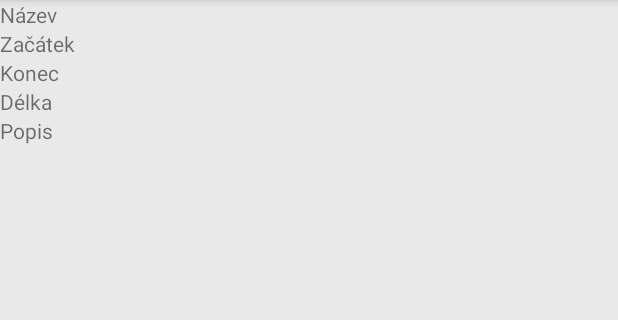
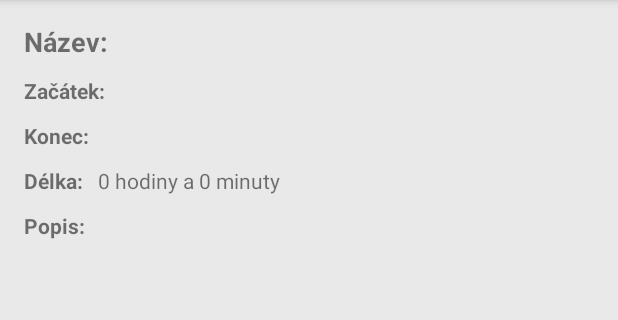
Before and after one commit to zdrubvit/ZooPraha, an Android app: the EventDetailFragment screen opened directly, with no data from a screen before it, on a phone screen of 412 x 824 dp, the part 84-404 px from its top. Run offline under Robolectric (Android 15) with nearby library versions, the phone set to English and light mode, and no system bars; 11 statements that could not run were skipped.

Commit message:
Event detail styled

```diff
--- a/app/src/main/java/cz/zdrubecky/zoopraha/section/event/EventDetailFragment.java
+++ b/app/src/main/java/cz/zdrubecky/zoopraha/section/event/EventDetailFragment.java
@@ -3,10 +3,15 @@ package cz.zdrubecky.zoopraha.section.event;
 import android.os.Bundle;
 import android.support.annotation.Nullable;
 import android.support.v4.app.Fragment;
+import android.util.Log;
 import android.view.LayoutInflater;
 import android.view.View;
 import android.view.ViewGroup;
 import android.widget.TextView;
+
+import java.text.ParseException;
+import java.text.SimpleDateFormat;
+import java.util.Locale;
 
 import cz.zdrubecky.zoopraha.R;
 import cz.zdrubecky.zoopraha.manager.EventManager;
@@ -54,12 +59,59 @@ public class EventDetailFragment extends Fragment {
 
         mNameTextView = (TextView) v.findViewById(R.id.fragment_event_name_textview);
         mNameTextView.setText(mEvent.getName());
+
+        // Create and insert the event's dates
+        String startDateString;
+        String endDateString;
+        SimpleDateFormat isoDateFormat = new SimpleDateFormat("yyyy-MM-dd'T'HH:mm:ss", new Locale("cs"));
+        SimpleDateFormat newDateFormat = new SimpleDateFormat("dd. MM. yyyy, HH:mm", new Locale("cs"));
+
         mStartTextView = (TextView) v.findViewById(R.id.fragment_event_start_textview);
-        mStartTextView.setText(mEvent.getStart());
+        try {
+            String startDateSuffix = ", 00:00";
+
+            String startDate = newDateFormat.format(isoDateFormat.parse(mEvent.getStart()));
+
+            // Check for the midnight time and remove it
+            if (startDate.endsWith(startDateSuffix)) {
+                startDate = startDate.replace(startDateSuffix, "");
+            }
+
+            startDateString = startDate;
+        } catch (ParseException pe) {
+            startDateString = getString(R.string.fragment_event_list_item_date_unknown);
+
+            Log.e(TAG, "An exception has been thrown during the parsing of an event's date:" + pe.toString());
+        }
+        mStartTextView.setText(startDateString);
+
         mEndTextView = (TextView) v.findViewById(R.id.fragment_event_end_textview);
-        mEndTextView.setText(mEvent.getEnd());
+        try {
+            String endDateSuffix = ", 23:59";
+
+            String endDate = newDateFormat.format(isoDateFormat.parse(mEvent.getEnd()));
+
+            if (endDate.endsWith(endDateSuffix)) {
+                endDate = endDate.replace(endDateSuffix, "");
+            }
+
+            endDateString = endDate;
+        } catch (ParseException pe) {
+            endDateString = getString(R.string.fragment_event_list_item_date_unknown);
+
+            Log.e(TAG, "An exception has been thrown during the parsing of an event's date:" + pe.toString());
+        }
+        mEndTextView.setText(endDateString);
+
+        // Calculate the duration in hours and minutes using plural strings
         mDurationTextView = (TextView) v.findViewById(R.id.fragment_event_duration_textview);
-        mDurationTextView.setText(Integer.toString(mEvent.getDuration()));
+        int hours = mEvent.getDuration() / 60;
+        String hourString = getResources().getQuantityString(R.plurals.hours, hours, hours);
+        int minutes = mEvent.getDuration() % 60;
+        String minuteString = getResources().getQuantityString(R.plurals.minutes, minutes, minutes);
+        String durationString = getString(R.string.fragment_event_duration, hourString, minuteString);
+        mDurationTextView.setText(durationString);
+
         mDescriptionTextView = (TextView) v.findViewById(R.id.fragment_event_description_textview);
         mDescriptionTextView.setText(mEvent.getDescription());
 
--- a/app/src/main/res/layout/fragment_event.xml
+++ b/app/src/main/res/layout/fragment_event.xml
@@ -1,82 +1,64 @@
 <?xml version="1.0" encoding="utf-8"?>
 <LinearLayout xmlns:android="http://schemas.android.com/apk/res/android"
               xmlns:tools="http://schemas.android.com/tools"
+              style="@style/ListItemLayout"
               android:orientation="vertical"
-              android:layout_width="match_parent"
               android:layout_height="match_parent">
     <LinearLayout
-        android:layout_width="match_parent"
-        android:layout_height="wrap_content">
+        style="@style/FragmentDetailLinearLayout">
 
         <TextView
-            android:layout_width="wrap_content"
-            android:layout_height="wrap_content"
+            style="@style/FragmentDetailAttributeNameTextView"
+            android:textSize="18sp"
             android:text="@string/fragment_event_name_label"/>
         <TextView
             android:id="@+id/fragment_event_name_textview"
-            android:layout_width="wrap_content"
-            android:layout_height="wrap_content"
-            android:layout_marginLeft="10dp"
+            android:textSize="18sp"
+            style="@style/FragmentDetailAttributeValueTextView"
             tools:text="Event name"/>
     </LinearLayout>
     <LinearLayout
-        android:layout_width="match_parent"
-        android:layout_height="wrap_content">
+        style="@style/FragmentDetailLinearLayout">
 
         <TextView
-            android:layout_width="wrap_content"
-            android:layout_height="wrap_content"
+            style="@style/FragmentDetailAttributeNameTextView"
             android:text="@string/fragment_event_start_label"/>
         <TextView
             android:id="@+id/fragment_event_start_textview"
-            android:layout_width="wrap_content"
-            android:layout_height="wrap_content"
-            android:layout_marginLeft="10dp"
+            style="@style/FragmentDetailAttributeValueTextView"
             tools:text="Event start"/>
     </LinearLayout>
     <LinearLayout
-        android:layout_width="match_parent"
-        android:layout_height="wrap_content">
+        style="@style/FragmentDetailLinearLayout">
 
         <TextView
-            android:layout_width="wrap_content"
-            android:layout_height="wrap_content"
+            style="@style/FragmentDetailAttributeNameTextView"
             android:text="@string/fragment_event_end_label"/>
         <TextView
             android:id="@+id/fragment_event_end_textview"
-            android:layout_width="wrap_content"
-            android:layout_height="wrap_content"
-            android:layout_marginLeft="10dp"
+            style="@style/FragmentDetailAttributeValueTextView"
             tools:text="Event end"/>
     </LinearLayout>
     <LinearLayout
-        android:layout_width="match_parent"
-        android:layout_height="wrap_content">
+        style="@style/FragmentDetailLinearLayout">
 
         <TextView
-            android:layout_width="wrap_content"
-            android:layout_height="wrap_content"
+            style="@style/FragmentDetailAttributeNameTextView"
             android:text="@string/fragment_event_duration_label"/>
         <TextView
             android:id="@+id/fragment_event_duration_textview"
-            android:layout_width="wrap_content"
-            android:layout_height="wrap_content"
-            android:layout_marginLeft="10dp"
+            style="@style/FragmentDetailAttributeValueTextView"
             tools:text="Event duration"/>
     </LinearLayout>
     <LinearLayout
-        android:layout_width="match_parent"
-        android:layout_height="wrap_content">
+        style="@style/FragmentDetailLinearLayout">
 
         <TextView
-            android:layout_width="wrap_content"
-            android:layout_height="wrap_content"
+            style="@style/FragmentDetailAttributeNameTextView"
             android:text="@string/fragment_event_description_label"/>
         <TextView
             android:id="@+id/fragment_event_description_textview"
-            android:layout_width="wrap_content"
-            android:layout_height="wrap_content"
-            android:layout_marginLeft="10dp"
+            style="@style/FragmentDetailAttributeValueTextView"
             tools:text="Event description"/>
     </LinearLayout>
 
--- a/app/src/main/res/values/strings.xml
+++ b/app/src/main/res/values/strings.xml
@@ -30,11 +30,12 @@
     <string name="lexicon_menu_continents_filter_text">Kontinent</string>
     <string name="lexicon_menu_biotopes_filter_text">Biotop</string>
     <string name="lexicon_menu_food_filter_text">Potrava</string>
-    <string name="fragment_event_name_label">Název</string>
-    <string name="fragment_event_start_label">Začátek</string>
-    <string name="fragment_event_end_label">Konec</string>
-    <string name="fragment_event_duration_label">Délka</string>
-    <string name="fragment_event_description_label">Popis</string>
+    <string name="fragment_event_name_label">Název:</string>
+    <string name="fragment_event_start_label">Začátek:</string>
+    <string name="fragment_event_end_label">Konec:</string>
+    <string name="fragment_event_duration_label">Délka:</string>
+    <string name="fragment_event_duration">%1$s a %2$s</string>
+    <string name="fragment_event_description_label">Popis:</string>
     <string name="fragment_event_list_item_date">Datum konání: %1$s</string>
     <string name="fragment_event_list_item_date_unknown">Datum konání: neznámé</string>
     <string name="fragment_event_list_item_dates">Datum konání: %1$s - %2$s</string>
@@ -93,4 +94,20 @@
         <item>50</item>
     </string-array>
 
+    <plurals name="hours">
+        <item quantity="zero">%d hodin</item>
+        <item quantity="one">%d hodina</item>
+        <item quantity="few">%d hodiny</item>
+        <item quantity="many">%d hodin</item>
+        <item quantity="other">%d hodiny</item>
+    </plurals>
+
+    <plurals name="minutes">
+        <item quantity="zero">%d minut</item>
+        <item quantity="one">%d minuta</item>
+        <item quantity="few">%d minuty</item>
+        <item quantity="many">%d minut</item>
+        <item quantity="other">%d minuty</item>
+    </plurals>
+
 </resources>
--- a/app/src/main/res/values/styles.xml
+++ b/app/src/main/res/values/styles.xml
@@ -25,7 +25,7 @@
         <item name="android:layout_height">48dp</item>
     </style>
 
-    <style name="AnimalDetailLinearLayout">
+    <style name="FragmentDetailLinearLayout">
         <item name="android:layout_width">match_parent</item>
         <item name="android:layout_height">wrap_content</item>
         <item name="android:orientation">horizontal</item>
@@ -33,16 +33,16 @@
         <item name="android:layout_marginBottom">5dp</item>
     </style>
 
-    <style name="AnimalDetailTextView">
+    <style name="FragmentDetailTextView">
         <item name="android:layout_width">wrap_content</item>
         <item name="android:layout_height">wrap_content</item>
     </style>
 
-    <style name="AnimalDetailAttributeNameTextView" parent="AnimalDetailTextView">
+    <style name="FragmentDetailAttributeNameTextView" parent="FragmentDetailTextView">
         <item name="android:textStyle">bold</item>
     </style>
 
-    <style name="AnimalDetailAttributeValueTextView" parent="AnimalDetailTextView">
+    <style name="FragmentDetailAttributeValueTextView" parent="FragmentDetailTextView">
         <item name="android:layout_marginLeft">10dp</item>
     </style>
 
```
Also changed, not shown: app/src/main/res/layout/fragment_animal.xml (+42 -42 lines).
